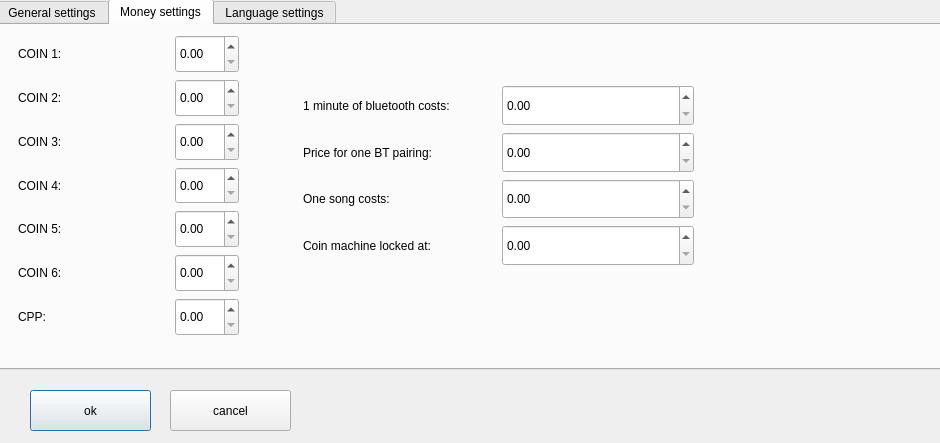
Old version of the form blue-app/ui/ui-design/Settings.ui in the repository matus-u/sz-bluetooth.
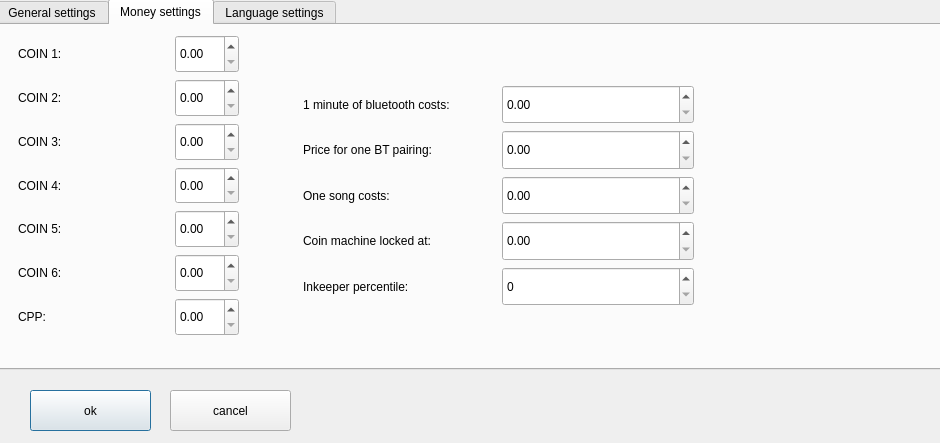
New version of the form. The open tabs and pages were chosen to show the change.

Commit message: add param inkeeper_percentile

```diff
--- a/blue-app/ui/ui-design/Settings.ui
+++ b/blue-app/ui/ui-design/Settings.ui
@@ -456,7 +456,7 @@
        <x>305</x>
        <y>60</y>
        <width>391</width>
-       <height>181</height>
+       <height>221</height>
       </rect>
      </property>
      <layout class="QGridLayout" name="gridLayout_3">
@@ -549,6 +549,26 @@
         </property>
        </widget>
       </item>
+      <item row="4" column="0">
+       <widget class="QLabel" name="label_19">
+        <property name="text">
+         <string>Inkeeper percentile:</string>
+        </property>
+       </widget>
+      </item>
+      <item row="4" column="1">
+       <widget class="QSpinBox" name="inkeeperPercentile">
+        <property name="sizePolicy">
+         <sizepolicy hsizetype="Minimum" vsizetype="Preferred">
+          <horstretch>0</horstretch>
+          <verstretch>0</verstretch>
+         </sizepolicy>
+        </property>
+        <property name="maximum">
+         <number>100</number>
+        </property>
+       </widget>
+      </item>
      </layout>
     </widget>
    </widget>
```
Left out of the diff: 2 changed lines with no effect on the pictures. The commit also changes 7 other files.
